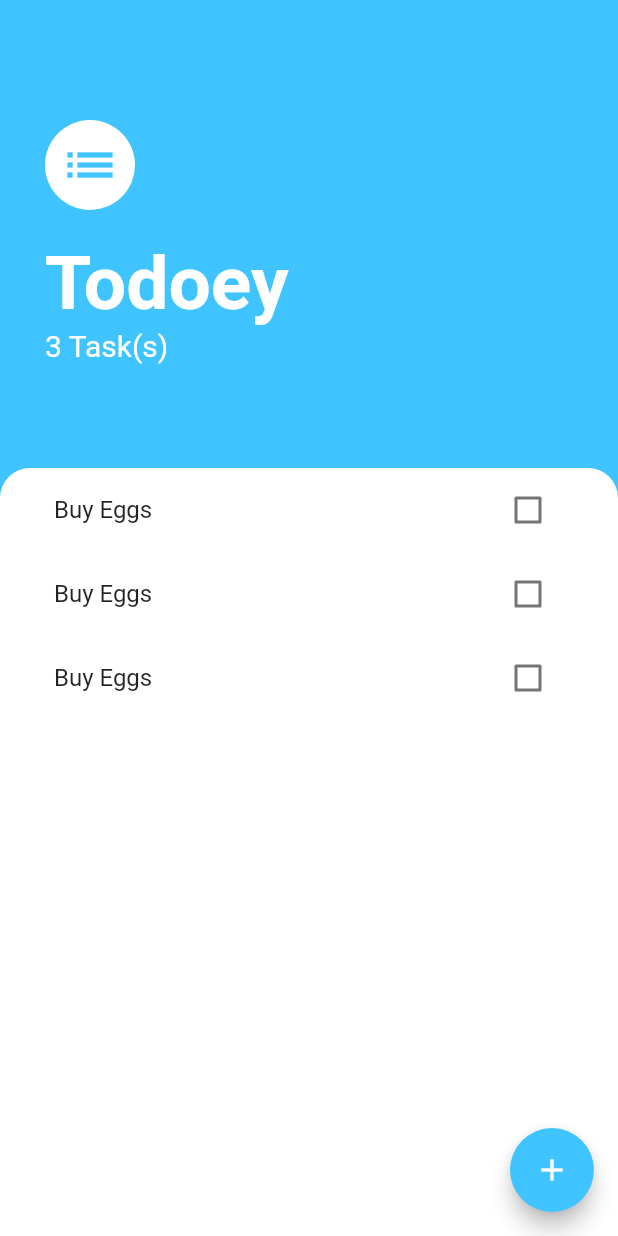
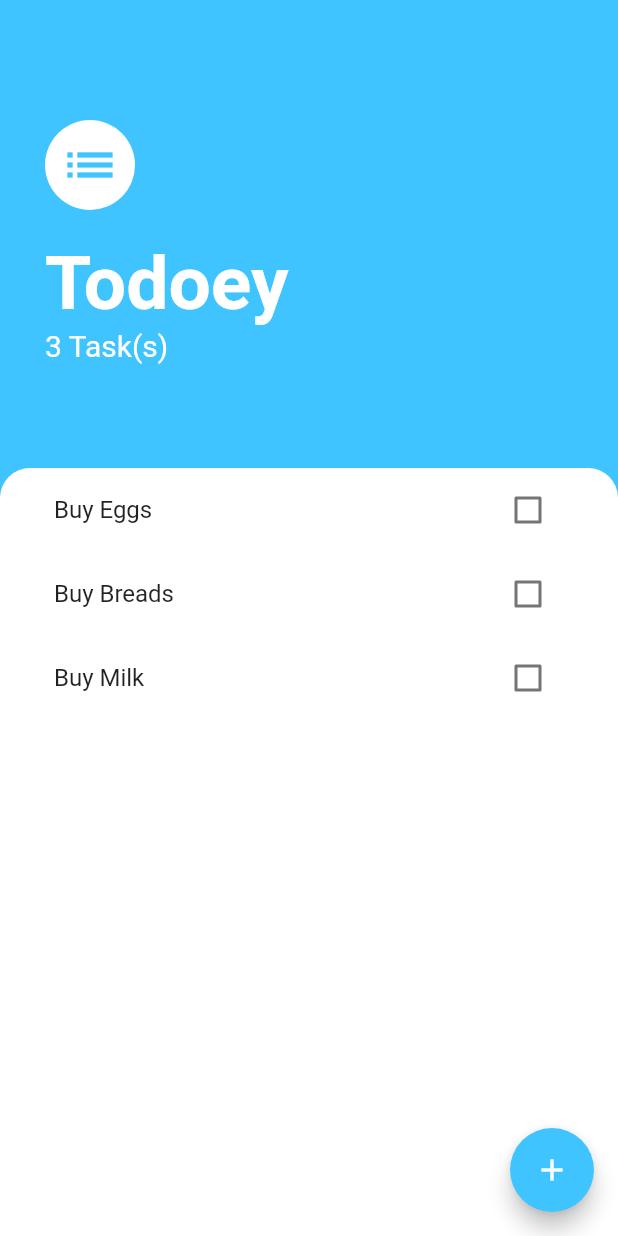
Before and after one commit to mdshadatrahman/task_manager1, a Flutter app: the screen it shows after launch, on a phone screen of 412 x 824 dp. Run offline on Flutter 3.47's test engine with Material 2 defaults, Android fonts, the phone set to English and light mode, and no system bars.

Commit message:
Complete for now

```diff
--- a/lib/models/task_data.dart
+++ b/lib/models/task_data.dart
@@ -6,8 +6,8 @@ import 'package:task_manager1/models/task.dart';
 class TaskData extends ChangeNotifier {
   final List<Task> _tasks = [
     Task(name: 'Buy Eggs'),
-    Task(name: 'Buy Eggs'),
-    Task(name: 'Buy Eggs'),
+    Task(name: 'Buy Breads'),
+    Task(name: 'Buy Milk'),
   ];
   int get taskCount {
     return _tasks.length;
@@ -26,4 +26,9 @@ class TaskData extends ChangeNotifier {
     task.toggleDone();
     notifyListeners();
   }
+
+  void deleteTask(Task task) {
+    _tasks.remove(task);
+    notifyListeners();
+  }
 }
--- a/lib/screens/add_task_screen.dart
+++ b/lib/screens/add_task_screen.dart
@@ -1,6 +1,5 @@
 import 'package:flutter/material.dart';
 import 'package:provider/provider.dart';
-import 'package:task_manager1/models/task.dart';
 import 'package:task_manager1/models/task_data.dart';
 
 class AddTaskScreen extends StatelessWidget {
--- a/lib/widgets/task_list.dart
+++ b/lib/widgets/task_list.dart
@@ -18,6 +18,9 @@ class TasksList extends StatelessWidget {
               checkBoxCallBack: (checkBoxState) {
                 taskData.updateTask(tasks);
               },
+              longPress: () {
+                taskData.deleteTask(tasks);
+              },
             );
           },
           itemCount: taskData.taskCount,
--- a/lib/widgets/task_tile.dart
+++ b/lib/widgets/task_tile.dart
@@ -6,10 +6,12 @@ class TaskTile extends StatelessWidget {
     required this.isChecked,
     required this.taskTitle,
     required this.checkBoxCallBack,
+    required this.longPress,
   }) : super(key: key);
   final bool isChecked;
   final String taskTitle;
   final Function checkBoxCallBack;
+  final VoidCallback longPress;
   @override
   Widget build(BuildContext context) {
     return ListTile(
@@ -26,6 +28,7 @@ class TaskTile extends StatelessWidget {
           checkBoxCallBack(value);
         },
       ),
+      onLongPress: longPress,
     );
   }
 }
```
